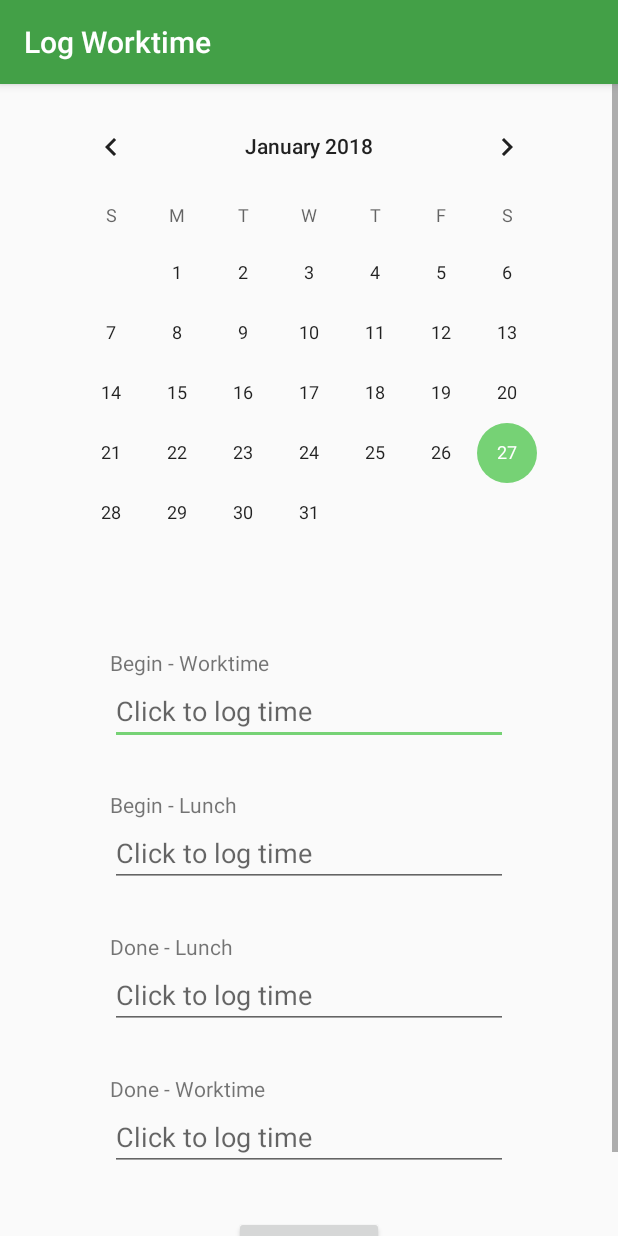
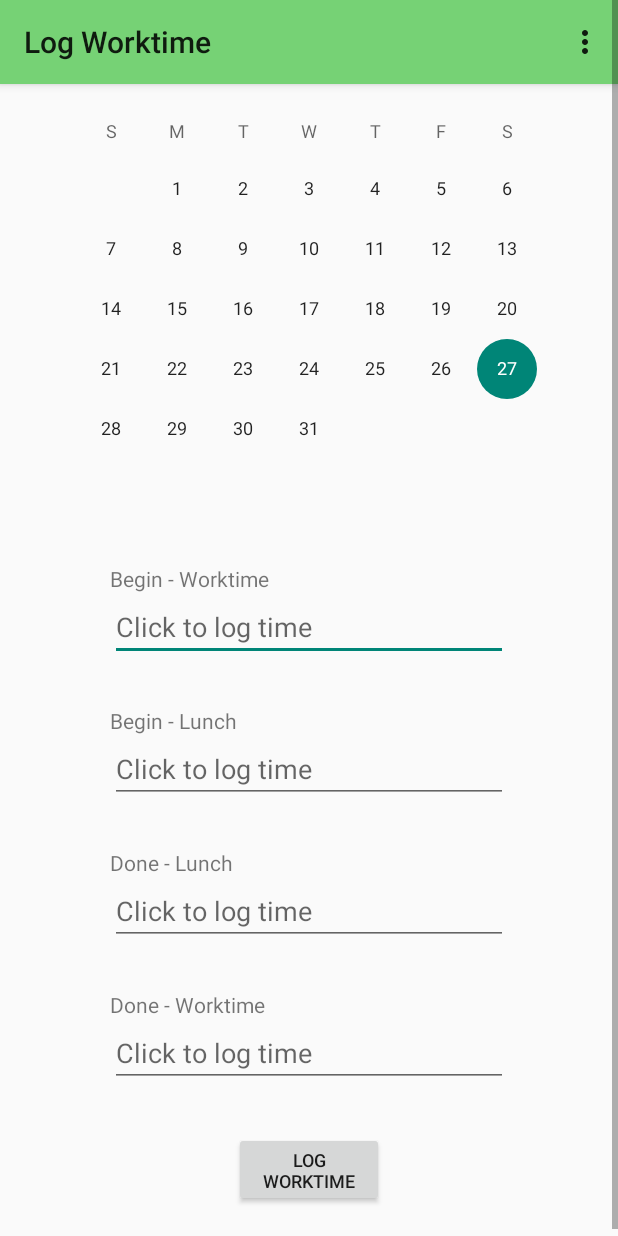
Before and after one commit to issuran/LogWorktime, an Android app: the LogTimeActivity screen opened directly, with no data from a screen before it, on a phone screen of 412 x 824 dp. Run offline under Robolectric (Android 15) with nearby library versions, the phone set to English and light mode, and no system bars; libraries missing offline, so code that uses them is left out: com.firebase.ui, com.google.api.client, com.google.api.services, pub.devrel.easypermissions; 1 statement that could not run was skipped.

Commit message:
Toolbar with logout

```diff
--- a/app/src/main/AndroidManifest.xml
+++ b/app/src/main/AndroidManifest.xml
@@ -12,7 +12,7 @@
         android:label="@string/app_name"
         android:roundIcon="@mipmap/ic_launcher_round"
         android:supportsRtl="true"
-        android:theme="@style/AppTheme" >
+        android:theme="@style/Theme.AppCompat.Light.NoActionBar" >
 
         <activity
             android:name=".SplashActivity"
--- a/app/src/main/java/br/com/optimizer7/logworktime/LogTimeActivity.kt
+++ b/app/src/main/java/br/com/optimizer7/logworktime/LogTimeActivity.kt
@@ -17,6 +17,7 @@ import java.io.IOException
 import java.util.*
 import android.app.TimePickerDialog
 import android.app.TimePickerDialog.OnTimeSetListener
+import android.content.Intent
 import android.util.Log
 import android.view.MotionEvent
 import android.view.View
@@ -25,8 +26,12 @@ import android.widget.TimePicker
 import kotlinx.android.synthetic.main.log_time_activity.*
 import kotlinx.android.synthetic.main.log_time_activity.view.*
 import android.widget.Toast
-
-
+import android.support.v7.widget.Toolbar
+import android.view.Menu
+import android.view.MenuItem
+import com.firebase.ui.auth.AuthUI
+import com.google.android.gms.tasks.OnCompleteListener
+import com.google.android.gms.tasks.Task
 
 
 /**
@@ -53,10 +58,15 @@ class LogTimeActivity : AppCompatActivity() {
         super.onCreate(savedInstanceState)
         setContentView(R.layout.log_time_activity)
 
-        beginWorktime = findViewById<EditText>(R.id.edtBeginWorktime)
-        beginLunch = findViewById<EditText>(R.id.edtBeginLunch)
-        stopLunch = findViewById<EditText>(R.id.edtStopLunch)
-        stopWorktime = findViewById<EditText>(R.id.edtStopWorktime)
+        val myToolbar = findViewById<View>(R.id.my_toolbar) as Toolbar
+        setSupportActionBar(myToolbar)
+
+        myToolbar.inflateMenu(R.menu.main_menu)
+
+        beginWorktime = findViewById(R.id.edtBeginWorktime)
+        beginLunch = findViewById(R.id.edtBeginLunch)
+        stopLunch = findViewById(R.id.edtStopLunch)
+        stopWorktime = findViewById(R.id.edtStopWorktime)
 
         handleSelectWorktime()
 
@@ -105,4 +115,30 @@ class LogTimeActivity : AppCompatActivity() {
             true
         })
     }
+
+    override fun onCreateOptionsMenu(menu: Menu?): Boolean {
+        menuInflater.inflate(R.menu.main_menu, menu)
+        return true
+    }
+
+    override fun onOptionsItemSelected(item: MenuItem?): Boolean {
+        when (item?.itemId){
+            R.id.action_settings -> {
+                println("Logout")
+                logout()
+            }
+        }
+        return super.onOptionsItemSelected(item)
+    }
+
+    fun logout(){
+        AuthUI.getInstance()
+                .signOut(this!!)
+                .addOnCompleteListener(OnCompleteListener {
+                    task: Task<Void> -> println("I am out")
+                })
+        val intent = Intent(this, LoginActivity::class.java)
+        startActivity(intent)
+        this!!.finish()
+    }
 }
--- a/app/src/main/res/layout/log_time_activity.xml
+++ b/app/src/main/res/layout/log_time_activity.xml
@@ -8,6 +8,15 @@
     <android.support.constraint.ConstraintLayout
         android:layout_width="match_parent"
         android:layout_height="match_parent">
+
+        <android.support.v7.widget.Toolbar
+            android:id="@+id/my_toolbar"
+            android:layout_width="match_parent"
+            android:layout_height="?attr/actionBarSize"
+            android:background="@color/colorAccent"
+            android:elevation="4dp"
+            android:theme="@style/ThemeOverlay.AppCompat.ActionBar"
+            app:popupTheme="@style/ThemeOverlay.AppCompat.Light"/>
 
         <CalendarView
             android:id="@+id/calendarView"
--- /dev/null
+++ b/app/src/main/res/menu/main_menu.xml
@@ -0,0 +1,13 @@
+<?xml version="1.0" encoding="utf-8"?>
+<menu xmlns:android="http://schemas.android.com/apk/res/android"
+    xmlns:app="http://schemas.android.com/apk/res-auto"
+    xmlns:tools="http://schemas.android.com/tools"
+    tools:context=".LogTimeActivity">
+
+    <!-- Settings, should always be in the overflow -->
+    <item android:id="@+id/action_settings"
+        android:title="Logout"
+        app:showAsAction="never"/>
+
+
+</menu>
--- a/app/src/main/res/values/styles.xml
+++ b/app/src/main/res/values/styles.xml
@@ -6,10 +6,14 @@
         <item name="colorPrimary">@color/colorPrimary</item>
         <item name="colorPrimaryDark">@color/colorPrimaryDark</item>
         <item name="colorAccent">@color/colorAccent</item>
+        <item name="windowActionBar">false</item>
+        <item name="windowNoTitle">true</item>
     </style>
 
     <style name="SplashTheme" parent="Theme.AppCompat.NoActionBar">
         <item name="android:windowBackground">@drawable/background_splash</item>
+        <item name="windowActionBar">false</item>
+        <item name="windowNoTitle">true</item>
     </style>
 
 </resources>
```
